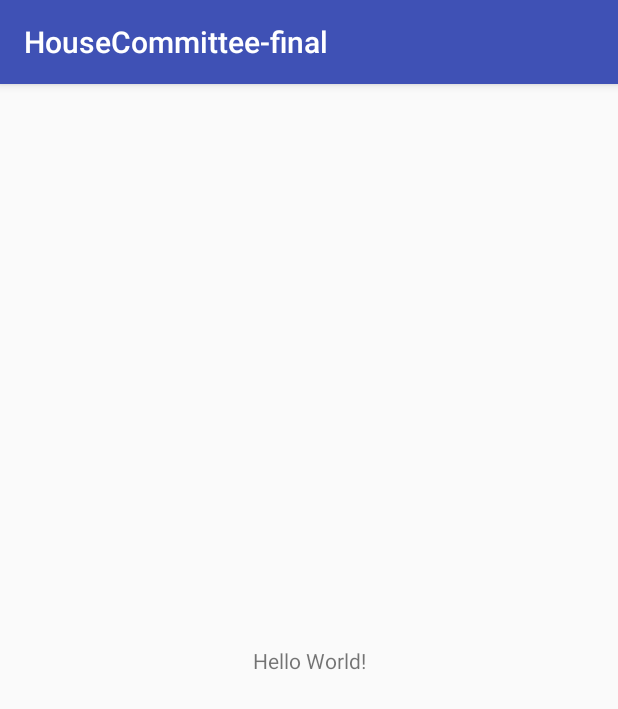
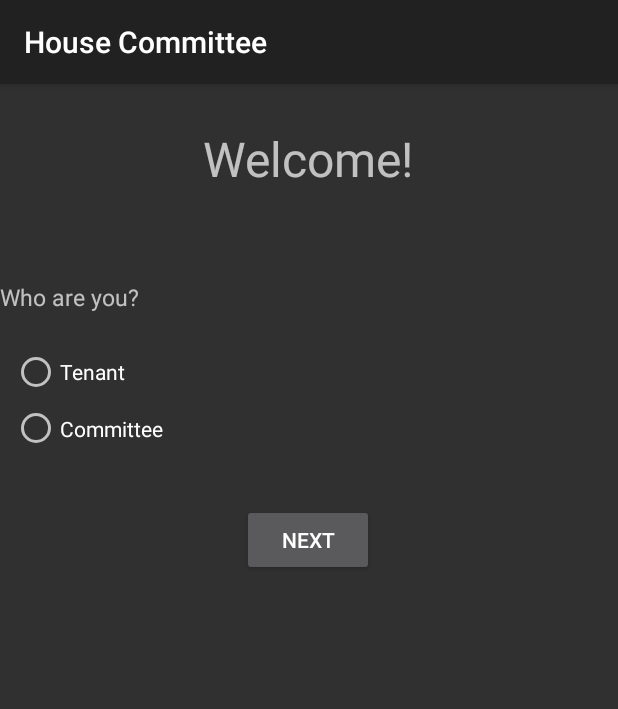
Before and after one commit to chenlahav/HouseCommitteefinal, an Android app: the screen it shows after launch (MainActivity), on a phone screen of 412 x 824 dp. Shown: the top 709 px of the screen. Run offline under Robolectric (Android 15) with nearby library versions, the phone set to English and light mode, and no system bars.

Commit message:
added start page

```diff
--- a/app/src/main/res/layout/activity_main.xml
+++ b/app/src/main/res/layout/activity_main.xml
@@ -7,12 +7,81 @@
     tools:context=".MainActivity">
 
     <TextView
+        android:id="@+id/textView_welcome"
         android:layout_width="wrap_content"
         android:layout_height="wrap_content"
-        android:text="Hello World!"
-        app:layout_constraintBottom_toBottomOf="parent"
-        app:layout_constraintLeft_toLeftOf="parent"
-        app:layout_constraintRight_toRightOf="parent"
+        android:layout_marginEnd="8dp"
+        android:layout_marginLeft="8dp"
+        android:layout_marginRight="8dp"
+        android:layout_marginStart="8dp"
+        android:layout_marginTop="28dp"
+        android:text="Welcome!"
+        android:textSize="32sp"
+        app:layout_constraintEnd_toEndOf="parent"
+        app:layout_constraintHorizontal_bias="0.498"
+        app:layout_constraintStart_toStartOf="parent"
         app:layout_constraintTop_toTopOf="parent" />
 
+    <RadioGroup
+        android:id="@+id/radioGroup"
+        android:layout_width="133dp"
+        android:layout_height="75dp"
+        android:layout_marginBottom="8dp"
+        android:layout_marginEnd="8dp"
+        android:layout_marginLeft="8dp"
+        android:layout_marginRight="8dp"
+        android:layout_marginStart="8dp"
+        android:layout_marginTop="8dp"
+        app:layout_constraintBottom_toBottomOf="parent"
+        app:layout_constraintEnd_toEndOf="parent"
+        app:layout_constraintHorizontal_bias="0.0"
+        app:layout_constraintStart_toStartOf="parent"
+        app:layout_constraintTop_toTopOf="parent"
+        app:layout_constraintVertical_bias="0.244">
+
+        <RadioButton
+            android:id="@+id/radioButton_tenant"
+            android:layout_width="match_parent"
+            android:layout_height="2dp"
+            android:layout_weight="1"
+            android:text="Tenant" />
+
+        <RadioButton
+            android:id="@+id/radioButton_committee"
+            android:layout_width="match_parent"
+            android:layout_height="2dp"
+            android:layout_weight="1"
+            android:text="Committee" />
+    </RadioGroup>
+
+    <TextView
+        android:id="@+id/textView2"
+        android:layout_width="wrap_content"
+        android:layout_height="wrap_content"
+        android:layout_marginBottom="8dp"
+        android:layout_marginTop="8dp"
+        android:text="Who are you?"
+        android:textSize="15sp"
+        app:layout_constraintBottom_toTopOf="@+id/radioGroup"
+        app:layout_constraintTop_toTopOf="parent"
+        app:layout_constraintVertical_bias="0.907"
+        tools:layout_editor_absoluteX="8dp" />
+
+    <Button
+        android:id="@+id/button"
+        android:layout_width="wrap_content"
+        android:layout_height="wrap_content"
+        android:layout_marginBottom="8dp"
+        android:layout_marginEnd="8dp"
+        android:layout_marginLeft="8dp"
+        android:layout_marginRight="8dp"
+        android:layout_marginStart="8dp"
+        android:layout_marginTop="8dp"
+        android:text="Next"
+        app:layout_constraintBottom_toBottomOf="parent"
+        app:layout_constraintEnd_toEndOf="parent"
+        app:layout_constraintHorizontal_bias="0.498"
+        app:layout_constraintStart_toStartOf="parent"
+        app:layout_constraintTop_toBottomOf="@+id/radioGroup"
+        app:layout_constraintVertical_bias="0.051" />
 </android.support.constraint.ConstraintLayout>
--- a/app/src/main/res/values/strings.xml
+++ b/app/src/main/res/values/strings.xml
@@ -1,3 +1,3 @@
 <resources>
-    <string name="app_name">HouseCommittee-final</string>
+    <string name="app_name">House Committee</string>
 </resources>
--- a/app/src/main/res/values/styles.xml
+++ b/app/src/main/res/values/styles.xml
@@ -1,11 +1,8 @@
 <resources>
 
     <!-- Base application theme. -->
-    <style name="AppTheme" parent="Theme.AppCompat.Light.DarkActionBar">
+    <style name="AppTheme" parent="Theme.AppCompat">
         <!-- Customize your theme here. -->
-        <item name="colorPrimary">@color/colorPrimary</item>
-        <item name="colorPrimaryDark">@color/colorPrimaryDark</item>
-        <item name="colorAccent">@color/colorAccent</item>
     </style>
 
 </resources>
```
